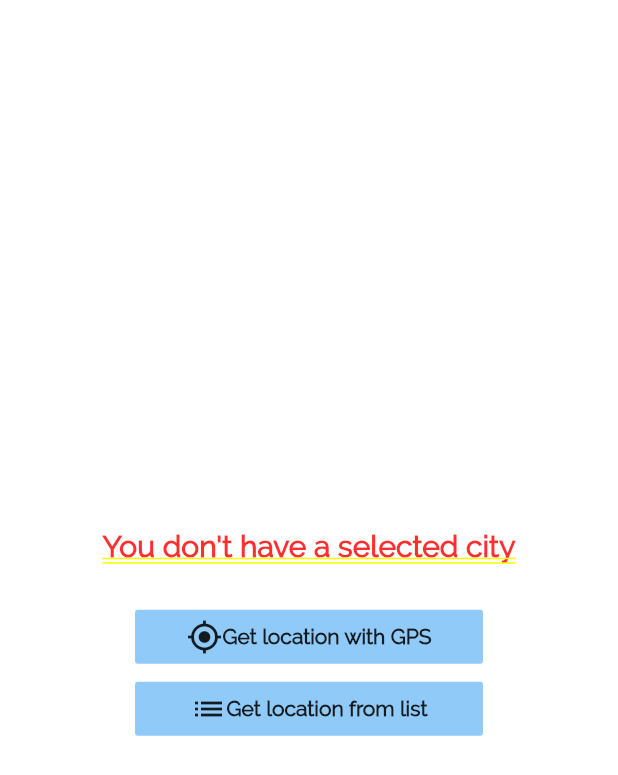
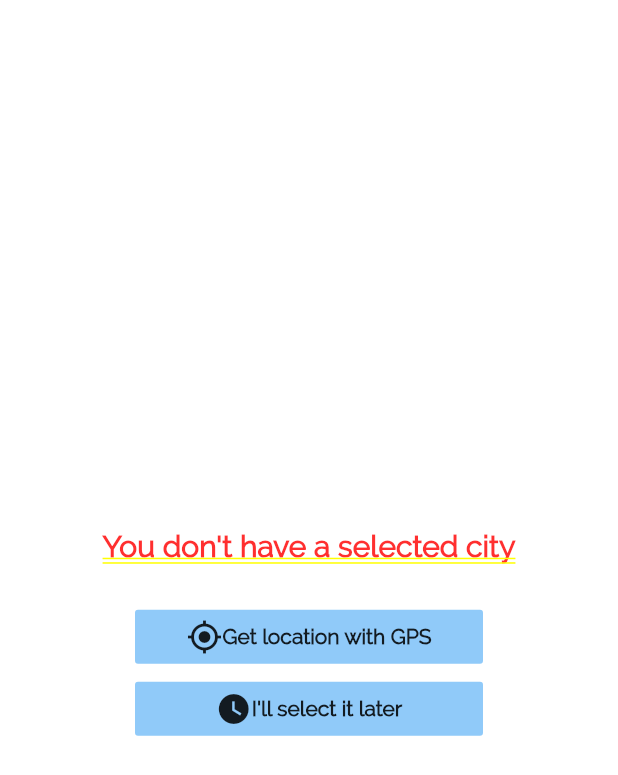
Before and after one commit to alexpavelm/SpaceAppsProject, a Flutter app: the MainWidget screen opened directly, on a phone screen of 412 x 824 dp. Shown: the top 775 px of the screen. Run offline on Flutter 3.47's test engine with Material 2 defaults, Android fonts, the phone set to English and light mode, and no system bars; our stand-ins replace auto_size_text, cloud_firestore, font_awesome_flutter, google_maps_flutter; accounts and stored records are empty.

Commit message:
app flow

```diff
--- a/lib/DataObjects/City.dart
+++ b/lib/DataObjects/City.dart
@@ -7,7 +7,7 @@ class City {
   final String name;
   final String country;
   final int aqi;
- // final bool isProvided;
+  final bool isPredicted;
   final double lat;
   final double long;
   final String provider;
@@ -18,14 +18,14 @@ class City {
       : assert(map['name'] != null),
         assert(map['country'] != null),
         assert(map['aqi'] != null),
-       // assert(map['isProvided'] != null),
+        assert(map['isPredicted'] != null),
         assert(map['lat'] != null),
         assert(map['long'] != null),
         assert(map['provider'] != null),
         name = map['name'],
         country = map['country'],
         aqi = map['aqi'],
-       // isProvided = map['isProvided'],
+        isPredicted = map['isPredicted'],
         lat = map['lat'],
         long = map['long'],
         provider = map['provider'];
--- a/lib/MainView/MainWidget.dart
+++ b/lib/MainView/MainWidget.dart
@@ -41,7 +41,7 @@ class _MainWidgetState extends State<MainWidget> {
                 ),
               ),
               gpsButton(),
-              listButton()
+              laterButton()
             ],
           );
         }
@@ -49,7 +49,7 @@ class _MainWidgetState extends State<MainWidget> {
     );
   }
 
-  Widget listButton() {
+  Widget laterButton() {
     return FlatButton(
       color: Colors.blue.shade200,
       child: Container(
@@ -57,15 +57,27 @@ class _MainWidgetState extends State<MainWidget> {
         child: Row(
           mainAxisAlignment: MainAxisAlignment.center,
           children: <Widget>[
-            Icon(Icons.list),
-            Text("Get location from list",
+            Icon(Icons.watch_later),
+            Text("I'll select it later",
                 style: TextStyle(
                     fontFamily: 'Raleway', fontWeight: FontWeight.bold)),
           ],
         ),
       ),
       onPressed: () {
-        showListOfCities();
+        setState(() {
+          //globalData.mainCity = City.fromSnapshot(globalData.cityList[10]);
+
+          Navigator.push(
+            context,
+            MaterialPageRoute(builder: (context) {
+              return Scaffold(body: Center(child: CircularProgressIndicator()));
+            }),
+          );
+            globalData.cityAssigned =
+                Future.delayed(new Duration(microseconds: 1));
+            Navigator.of(context).pop();
+        });
       },
     );
   }
```
